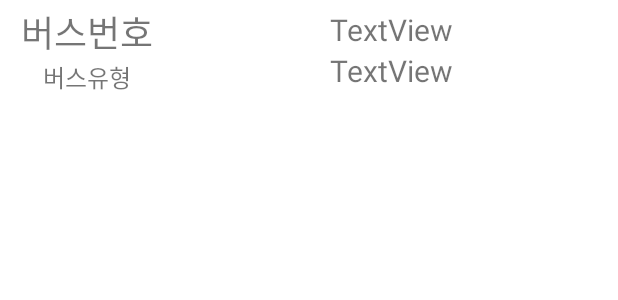
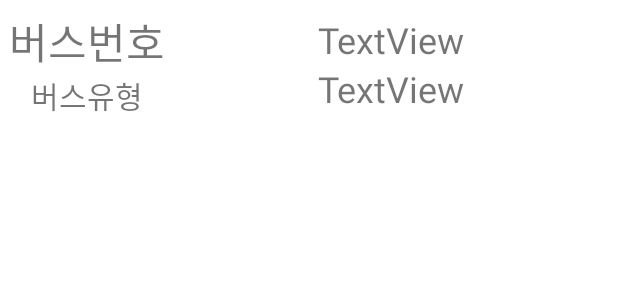
Before and after one commit to pu-ppym/knockknock, an Android app: the layout bus_arrival_item.xml on its own in the app's theme, with its tools: preview values and no code run, on a phone screen of 412 x 824 dp. Shown: the top 300 px of the screen. Run offline under Robolectric (Android 15) with nearby library versions, the phone set to English and light mode, and no system bars.

Commit message:
bus_complete

```diff
--- a/knockknock/app/src/main/java/com/example/knockknock/controller/RetrofitClient.java
+++ b/knockknock/app/src/main/java/com/example/knockknock/controller/RetrofitClient.java
@@ -9,7 +9,7 @@ public class RetrofitClient {
     public static Retrofit getClient() {
         if (retrofit == null) {
             retrofit = new Retrofit.Builder()
-                    .baseUrl("http://http://13.125.91.59:3000/")  // 서버 URL 설정
+                    .baseUrl("")  // 서버 URL 설정
                     .addConverterFactory(GsonConverterFactory.create())  // JSON 변환을 위한 Gson 사용
                     .build();
         }
--- a/knockknock/app/src/main/res/layout-land/activity_main.xml
+++ b/knockknock/app/src/main/res/layout-land/activity_main.xml
@@ -128,7 +128,8 @@
             android:name="com.example.knockknock.view.BusBtnFragment"
             android:layout_width="0dp"
             android:layout_height="match_parent"
-            android:layout_weight="1" />
+            android:layout_weight="1"
+            android:padding="5dp" />
 
         <LinearLayout
             android:layout_width="0dp"
--- a/knockknock/app/src/main/res/layout-land/fragment_bus_btn.xml
+++ b/knockknock/app/src/main/res/layout-land/fragment_bus_btn.xml
@@ -4,10 +4,11 @@
     android:layout_width="match_parent"
     android:layout_height="match_parent">
 
-    <ImageView
+    <ImageButton
         android:id="@+id/busBtn"
         android:layout_width="match_parent"
         android:layout_height="match_parent"
         android:layout_gravity="center"
+        android:background="@drawable/button"
         app:srcCompat="@drawable/bus" />
 </FrameLayout>
--- a/knockknock/app/src/main/res/layout/bus_arrival_item.xml
+++ b/knockknock/app/src/main/res/layout/bus_arrival_item.xml
@@ -1,9 +1,12 @@
 <?xml version="1.0" encoding="utf-8"?>
 <LinearLayout xmlns:android="http://schemas.android.com/apk/res/android"
+    xmlns:app="http://schemas.android.com/apk/res-auto"
     android:layout_width="match_parent"
     android:layout_height="wrap_content"
+    android:layout_marginTop="3dp"
     android:orientation="horizontal"
-    android:padding="3dp">
+    android:padding="3dp"
+    app:layout_marginBaseline="3dp">
 
     <LinearLayout
         android:layout_width="110dp"
@@ -16,7 +19,7 @@
             android:layout_height="wrap_content"
             android:gravity="center"
             android:text="버스번호"
-            android:textSize="24sp" />
+            android:textSize="28sp" />
 
         <TextView
             android:id="@+id/vehicleTp"
@@ -24,7 +27,7 @@
             android:layout_height="wrap_content"
             android:gravity="center"
             android:text="버스유형"
-            android:textSize="16sp" />
+            android:textSize="20sp" />
     </LinearLayout>
 
     <LinearLayout
@@ -40,7 +43,7 @@
             android:layout_height="wrap_content"
             android:gravity="center"
             android:text="TextView"
-            android:textSize="20sp" />
+            android:textSize="24sp" />
 
         <TextView
             android:id="@+id/prevStnCnt"
@@ -48,7 +51,7 @@
             android:layout_height="wrap_content"
             android:gravity="center"
             android:text="TextView"
-            android:textSize="20sp" />
+            android:textSize="24sp" />
     </LinearLayout>
 
 </LinearLayout>
--- a/knockknock/app/src/main/res/layout/bus_stn_item.xml
+++ b/knockknock/app/src/main/res/layout/bus_stn_item.xml
@@ -3,6 +3,8 @@
     android:id="@+id/stn"
     android:layout_width="match_parent"
     android:layout_height="wrap_content"
+    android:layout_marginTop="3dp"
+    android:layout_marginBottom="3dp"
     android:orientation="vertical"
     android:paddingTop="3dp"
     android:paddingBottom="3dp">
@@ -13,7 +15,7 @@
         android:layout_height="wrap_content"
         android:layout_marginLeft="5dp"
         android:text="정류소 번호"
-        android:textSize="16sp" />
+        android:textSize="24dp" />
 
     <TextView
         android:id="@+id/stnNm"
@@ -21,6 +23,6 @@
         android:layout_height="wrap_content"
         android:layout_marginLeft="5dp"
         android:text="정류소 이름"
-        android:textSize="20sp" />
+        android:textSize="28dp" />
 
 </LinearLayout>
```
Also changed, not shown: knockknock/app/src/main/java/com/example/knockknock/view/BusStnFragment.java (+16 -12 lines), knockknock/app/src/main/java/com/example/knockknock/view/MainActivity.java (+10 -10 lines), knockknock/app/src/main/java/com/example/knockknock/view/busBtnFragment.java (+8 -5 lines), knockknock/app/src/main/res/layout-land/fragment_bus_arrival.xml (+7 -2 lines), knockknock/app/src/main/res/layout-land/fragment_bus_stn.xml (+6 -2 lines).
